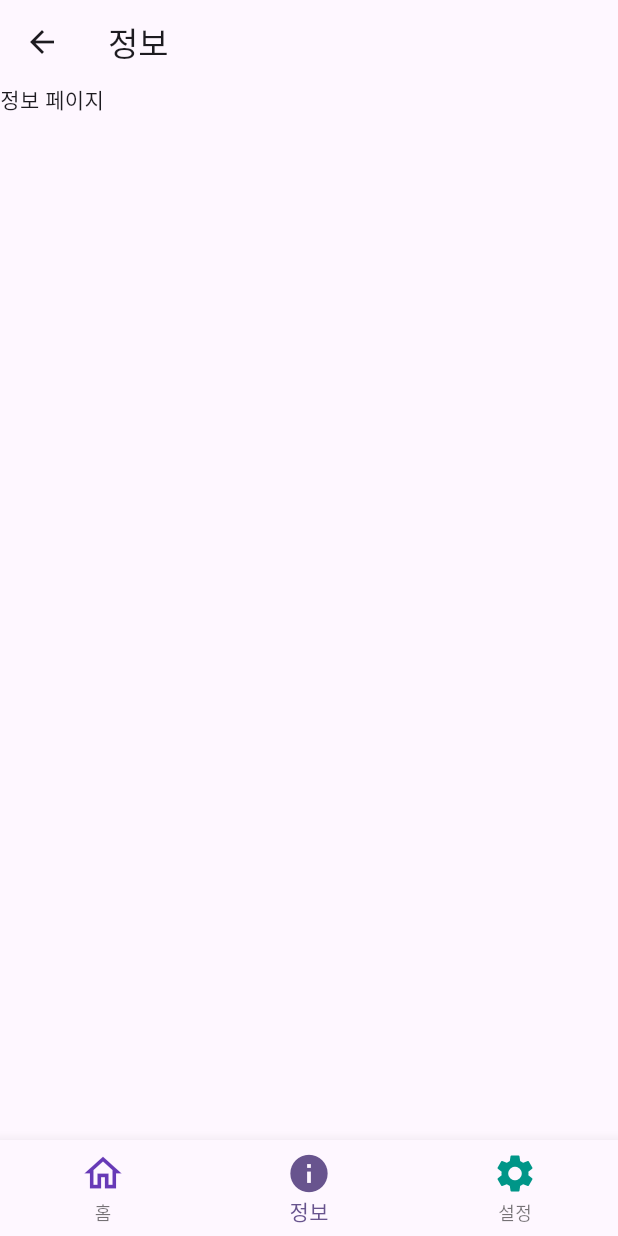
After one commit to kant300/tj2025A_app, a Flutter app: the MainPage screen opened directly, item 2 of the bottom bar chosen, on a phone screen of 412 x 824 dp. The commit adds this screen. Run offline on Flutter 3.47's test engine with Material 3 defaults, Android fonts, the phone set to English and light mode, and no system bars; our stand-ins replace dio.

Commit message:
20251107 안드로이드 day04 하단바(홈/정보/설정), 상세페이지

```diff
--- a/lib/example/day04/main.dart
+++ b/lib/example/day04/main.dart
@@ -1,6 +1,9 @@
 import 'package:flutter/material.dart';
+import 'package:tj2025app/example/day04/pages/DetailPage.dart';
 import 'package:tj2025app/example/day04/pages/HomePage.dart';
+import 'package:tj2025app/example/day04/pages/InfoPage.dart';
 import 'package:tj2025app/example/day04/pages/MainPage.dart';
+import 'package:tj2025app/example/day04/pages/SettingPage.dart';
 
 
 void main(){ // 프로그램 실행 시작점
@@ -21,6 +24,9 @@ class MyApp extends StatelessWidget{ // 앱 전체의 루트 위젯 정의
       routes: { // 정의한 경로와 해당 위젯을 연결하는 MAP 형식
         "/" : (context) => MainPage() ,
         "/home" : (context) => HomePage() , // 다른
+        "/info" : (context) => InfoPage() ,
+        "/setting" : (context) => SettingPage() ,
+        "/detail" : (context) => DetailPage() ,
       },
     ); // M a end
   }// build end
--- /dev/null
+++ b/lib/example/day04/pages/InfoPage.dart
@@ -0,0 +1,11 @@
+import 'package:flutter/material.dart';
+
+class InfoPage extends StatelessWidget{
+  @override
+  Widget build(BuildContext context) {
+    return Scaffold(
+      appBar: AppBar(title: Text("정보"), ),
+      body: Text("정보 페이지"),
+    );
+  }
+}
--- a/lib/example/day04/pages/MainPage.dart
+++ b/lib/example/day04/pages/MainPage.dart
@@ -1,5 +1,7 @@
 import 'package:flutter/material.dart';
 import 'package:tj2025app/example/day04/pages/HomePage.dart';
+import 'package:tj2025app/example/day04/pages/InfoPage.dart';
+import 'package:tj2025app/example/day04/pages/SettingPage.dart';
 
 class MainPage extends StatefulWidget{
   MainPageState createState() => MainPageState();
@@ -9,6 +11,8 @@ class MainPageState extends State<MainPage>{ // 상태(state)가 있는 위젯
   // 인덱스별 위젯(페이지)목록
   dynamic pages = [ // vs List<Widget> pages = [];
     HomePage() , // 인덱스 0 -> 홈 페이지
+    InfoPage() , // 인덱스 1 -> 정보 페이지
+    SettingPage() , // 인덱스 2 -> 설정 페이지
   ];
 
   @override
@@ -19,7 +23,15 @@ class MainPageState extends State<MainPage>{ // 상태(state)가 있는 위젯
           currentIndex: currentPageIndex,// 현재 선택된 버튼 번호 설정
           onTap: (index){ setState(() { currentPageIndex = index; }); } ,  // 바텀메뉴 중 하나의 탭 눌렀을때
           items: [  //  바텀메뉴에 들어갈 메뉴들
-            BottomNavigationBarItem( icon: Icon(Icons.home_outlined) , label: "홈") , // 0번
+            BottomNavigationBarItem(
+                icon: Icon(Icons.home_outlined , size: 30 ,color: Colors.deepPurple, ) ,
+                label: "홈" ) , // 0번
+            BottomNavigationBarItem(
+                icon: Icon(Icons.info , size: 30) ,
+                label:  "정보" ),
+            BottomNavigationBarItem(
+                icon: Icon(Icons.settings , size: 30 , color: Colors.teal, ) ,
+                label: "설정" ),
           ]
       ),
     );
--- /dev/null
+++ b/lib/example/day04/pages/SettingPage.dart
@@ -0,0 +1,11 @@
+import 'package:flutter/material.dart';
+
+class SettingPage extends StatelessWidget{
+  @override
+  Widget build(BuildContext context) {
+    return Scaffold(
+      appBar: AppBar(title: Text("설정"),),
+      body: Text("설정 페이지"),
+    );
+  }
+}
```
Also changed, not shown: lib/example/day04/pages/DetailPage.dart (added, +22 -0 lines), lib/example/day04/pages/HomePage.dart (+8 -2 lines).
